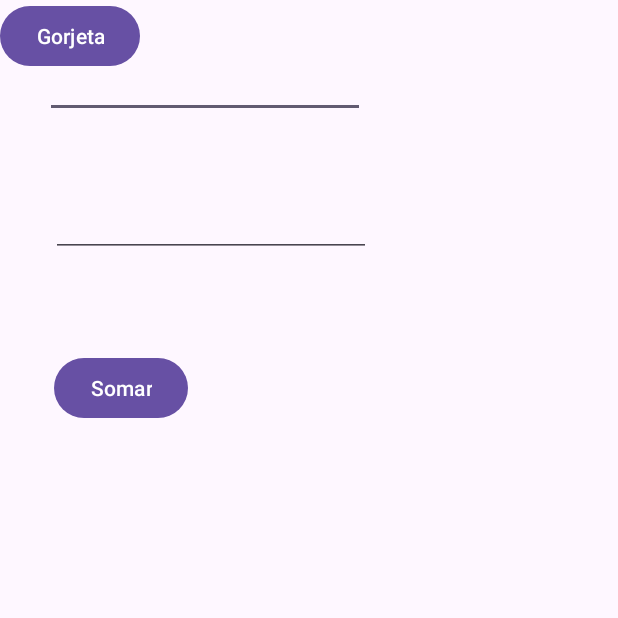
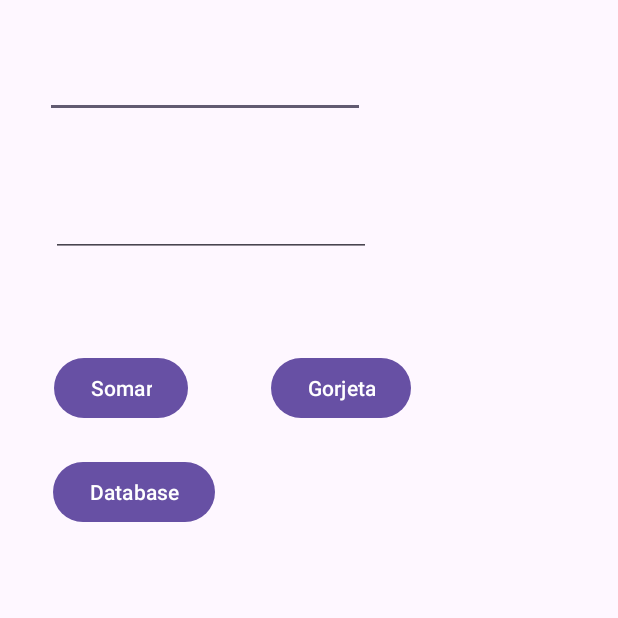
Before and after one commit to eanassu/FMU2024_14aM, an Android app: the screen it shows after launch (MainActivity), on a phone screen of 412 x 824 dp, the top half of it. Run offline under Robolectric (Android 15) with nearby library versions, the phone set to English and light mode, and no system bars.

```diff
--- a/app/build.gradle.kts
+++ b/app/build.gradle.kts
@@ -33,6 +33,10 @@ dependencies {
     implementation("androidx.appcompat:appcompat:1.6.1")
     implementation("com.google.android.material:material:1.11.0")
     implementation("androidx.constraintlayout:constraintlayout:2.1.4")
+    implementation("androidx.room:room-common:2.6.1")
+    implementation("androidx.room:room-runtime:2.6.1")
+    implementation("com.android.volley:volley:1.2.1")
+    annotationProcessor("androidx.room:room-compiler:2.6.1")
     testImplementation("junit:junit:4.13.2")
     androidTestImplementation("androidx.test.ext:junit:1.1.5")
     androidTestImplementation("androidx.test.espresso:espresso-core:3.5.1")
--- a/app/src/main/AndroidManifest.xml
+++ b/app/src/main/AndroidManifest.xml
@@ -12,6 +12,9 @@
         android:supportsRtl="true"
         android:theme="@style/Theme.Aula4aM"
         tools:targetApi="31">
+        <activity
+            android:name=".DatabaseActivity"
+            android:exported="false" />
         <activity
             android:name=".GorjetaActivity"
             android:exported="false" />
--- a/app/src/main/java/br/fmu/aula/MainActivity.java
+++ b/app/src/main/java/br/fmu/aula/MainActivity.java
@@ -32,4 +32,9 @@ public class MainActivity extends AppCompatActivity {
         Intent intent = new Intent(this, GorjetaActivity.class);
         startActivity(intent);
     }
+
+    public void abrirDatabase( View view ) {
+        Intent intent = new Intent(this, DatabaseActivity.class);
+        startActivity(intent);
+    }
 }
--- a/app/src/main/res/layout/activity_main.xml
+++ b/app/src/main/res/layout/activity_main.xml
@@ -43,8 +43,20 @@
         android:id="@+id/button2"
         android:layout_width="wrap_content"
         android:layout_height="wrap_content"
+        android:layout_marginStart="37dp"
         android:onClick="abrirGorjeta"
         android:text="@string/txt_gorjeta"
-        tools:layout_editor_absoluteX="181dp"
-        tools:layout_editor_absoluteY="230dp" />
+        app:layout_constraintBaseline_toBaselineOf="@+id/button"
+        app:layout_constraintStart_toEndOf="@+id/button3" />
+
+    <Button
+        android:id="@+id/button3"
+        android:layout_width="wrap_content"
+        android:layout_height="wrap_content"
+        android:layout_marginStart="35dp"
+        android:layout_marginTop="21dp"
+        android:onClick="abrirDatabase"
+        android:text="@string/txt_database"
+        app:layout_constraintStart_toStartOf="parent"
+        app:layout_constraintTop_toBottomOf="@+id/button" />
 </androidx.constraintlayout.widget.ConstraintLayout>
--- a/app/src/main/res/values/strings.xml
+++ b/app/src/main/res/values/strings.xml
@@ -4,4 +4,5 @@
     <string name="txt_gorjeta">Gorjeta</string>
     <string name="txt_valor">Valor</string>
     <string name="txt_total">Total</string>
+    <string name="txt_database">Database</string>
 </resources>
```
Also changed, not shown: app/src/main/java/br/fmu/aula/AppDatabase.java (added, +42 -0 lines), app/src/main/java/br/fmu/aula/DatabaseActivity.java (added, +14 -0 lines), app/src/main/java/br/fmu/aula/DateConverter.java (added, +17 -0 lines), app/src/main/java/br/fmu/aula/Funcionario.java (added, +67 -0 lines), app/src/main/java/br/fmu/aula/FuncionarioDao.java (added, +24 -0 lines), app/src/main/res/layout/activity_database.xml (added, +9 -0 lines).
